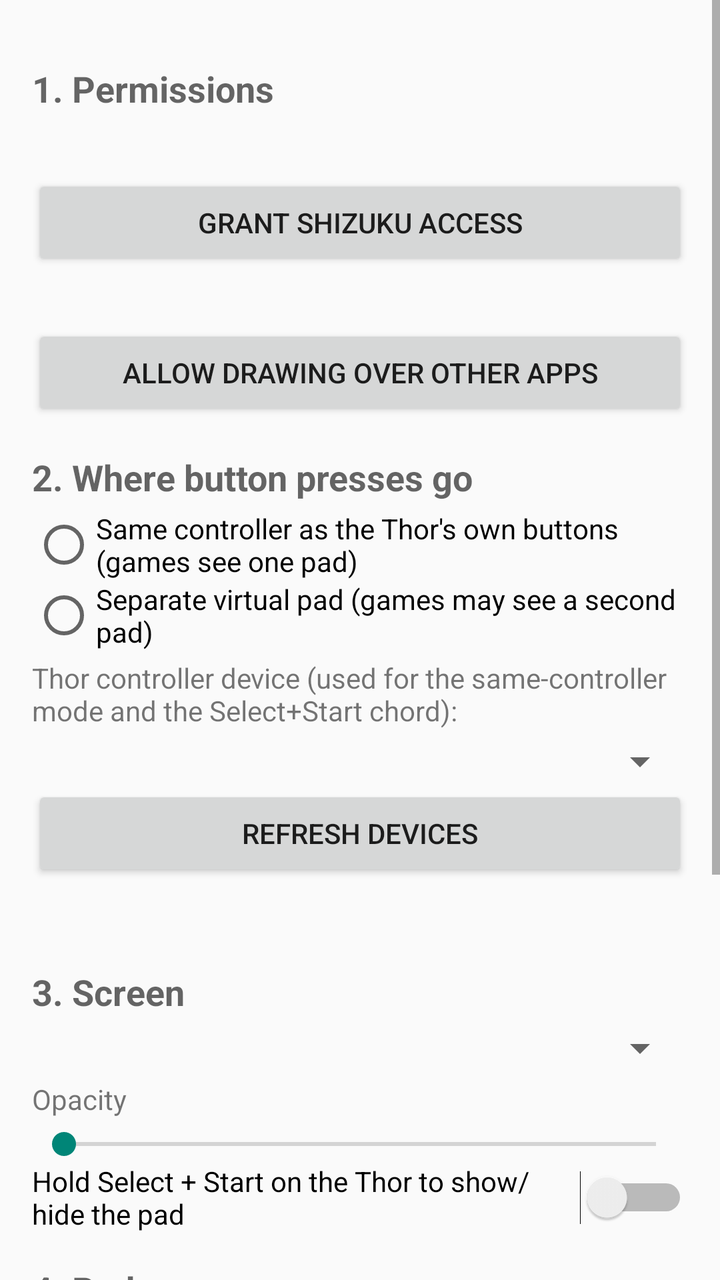
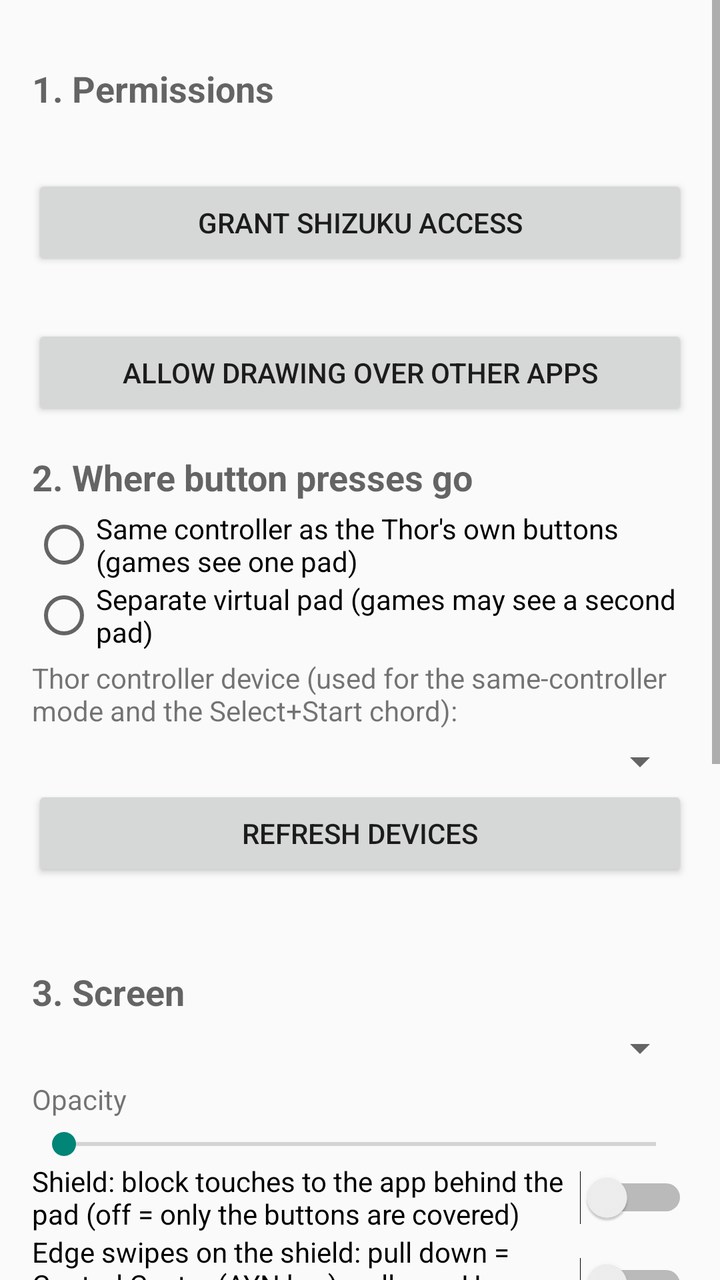

The first picture is an Android layout as it rendered before a commit; the second is the same layout after the commit. The layout source and the unified diff follow.
<!-- AndroidManifest.xml: application theme Theme.SidePad -->
<!-- res/layout/activity_main.xml -->
<?xml version="1.0" encoding="utf-8"?>
<ScrollView xmlns:android="http://schemas.android.com/apk/res/android"
    android:layout_width="match_parent"
    android:layout_height="match_parent">

    <LinearLayout
        android:layout_width="match_parent"
        android:layout_height="wrap_content"
        android:orientation="vertical"
        android:padding="16dp">

        <TextView style="@style/SectionHeader" android:text="1. Permissions" />
        <TextView android:id="@+id/shizukuStatus" style="@style/StatusLine" />
        <Button android:id="@+id/btnShizuku" style="@style/Row" android:text="Grant Shizuku access" />
        <TextView android:id="@+id/overlayStatus" style="@style/StatusLine" />
        <Button android:id="@+id/btnOverlay" style="@style/Row" android:text="Allow drawing over other apps" />

        <TextView style="@style/SectionHeader" android:text="2. Where button presses go" />
        <RadioGroup android:id="@+id/modeGroup" android:layout_width="match_parent" android:layout_height="wrap_content">
            <RadioButton android:id="@+id/modePhysical" android:layout_width="wrap_content" android:layout_height="wrap_content"
                android:text="Same controller as the Thor's own buttons (games see one pad)" />
            <RadioButton android:id="@+id/modeVirtual" android:layout_width="wrap_content" android:layout_height="wrap_content"
                android:text="Separate virtual pad (games may see a second pad)" />
        </RadioGroup>
        <TextView style="@style/StatusLine" android:text="Thor controller device (used for the same-controller mode and the Select+Start chord):" />
        <Spinner android:id="@+id/deviceSpinner" android:layout_width="match_parent" android:layout_height="wrap_content" />
        <Button android:id="@+id/btnRefresh" style="@style/Row" android:text="Refresh devices" />
        <TextView android:id="@+id/probeStatus" style="@style/StatusLine" />

        <TextView style="@style/SectionHeader" android:text="3. Screen" />
        <Spinner android:id="@+id/displaySpinner" android:layout_width="match_parent" android:layout_height="wrap_content" />
        <TextView style="@style/StatusLine" android:text="Opacity" />
        <SeekBar android:id="@+id/opacity" android:layout_width="match_parent" android:layout_height="wrap_content" android:max="100" />
        <Switch android:id="@+id/chordSwitch" android:layout_width="match_parent" android:layout_height="wrap_content"
            android:text="Hold Select + Start on the Thor to show/hide the pad" />

        <TextView style="@style/SectionHeader" android:text="4. Pad" />
        <LinearLayout android:layout_width="match_parent" android:layout_height="wrap_content" android:orientation="horizontal">
            <Button android:id="@+id/btnShow" style="@style/Half" android:text="Show pad" />
            <Button android:id="@+id/btnHide" style="@style/Half" android:text="Hide pad" />
        </LinearLayout>
        <LinearLayout android:layout_width="match_parent" android:layout_height="wrap_content" android:orientation="horizontal">
            <Button android:id="@+id/btnEdit" style="@style/Half" android:text="Edit layout" />
            <Button android:id="@+id/btnStop" style="@style/Half" android:text="Stop service" />
        </LinearLayout>
        <TextView style="@style/StatusLine" android:text="A Quick Settings tile named Thor SidePad is also available: add it from the notification shade editor." />

        <TextView style="@style/SectionHeader" android:text="5. Test (open a gamepad tester on the top screen first)" />
        <LinearLayout android:layout_width="match_parent" android:layout_height="wrap_content" android:orientation="horizontal">
            <Button android:id="@+id/btnTestA" style="@style/Half" android:text="Send A" />
            <Button android:id="@+id/btnTestM1" style="@style/Half" android:text="Send M1 (BUTTON_C)" />
        </LinearLayout>
    </LinearLayout>
</ScrollView>
<!-- resources referenced by this layout -->
<resources>
  <style name="Half">
          <item name="android:layout_width">0dp</item>
          <item name="android:layout_height">wrap_content</item>
          <item name="android:layout_weight">1</item>
      </style>
  <style name="Row">
          <item name="android:layout_width">match_parent</item>
          <item name="android:layout_height">wrap_content</item>
      </style>
  <style name="SectionHeader">
          <item name="android:layout_width">match_parent</item>
          <item name="android:layout_height">wrap_content</item>
          <item name="android:textAppearance">?android:attr/textAppearanceMedium</item>
          <item name="android:textStyle">bold</item>
          <item name="android:paddingTop">16dp</item>
          <item name="android:paddingBottom">4dp</item>
      </style>
  <style name="StatusLine">
          <item name="android:layout_width">match_parent</item>
          <item name="android:layout_height">wrap_content</item>
          <item name="android:paddingTop">4dp</item>
          <item name="android:paddingBottom">4dp</item>
      </style>
  <style name="Theme.SidePad" parent="Theme.AppCompat.DayNight" />
</resources>

<!-- the commit's change to res/layout/activity_main.xml (unified diff, before → after) -->
@@ -31,6 +31,10 @@
         <Spinner android:id="@+id/displaySpinner" android:layout_width="match_parent" android:layout_height="wrap_content" />
         <TextView style="@style/StatusLine" android:text="Opacity" />
         <SeekBar android:id="@+id/opacity" android:layout_width="match_parent" android:layout_height="wrap_content" android:max="100" />
+        <Switch android:id="@+id/shieldSwitch" android:layout_width="match_parent" android:layout_height="wrap_content"
+            android:text="Shield: block touches to the app behind the pad (off = only the buttons are covered)" />
+        <Switch android:id="@+id/gestureSwitch" android:layout_width="match_parent" android:layout_height="wrap_content"
+            android:text="Edge swipes on the shield: pull down = Control Center (AYN key), pull up = Home, from left edge = Back" />
         <Switch android:id="@+id/chordSwitch" android:layout_width="match_parent" android:layout_height="wrap_content"
             android:text="Hold Select + Start on the Thor to show/hide the pad" />
 
@@ -43,7 +47,7 @@
             <Button android:id="@+id/btnEdit" style="@style/Half" android:text="Edit layout" />
             <Button android:id="@+id/btnStop" style="@style/Half" android:text="Stop service" />
         </LinearLayout>
-        <TextView style="@style/StatusLine" android:text="A Quick Settings tile named Thor SidePad is also available: add it from the notification shade editor." />
+        <TextView style="@style/StatusLine" android:text="Edit layout opens the editor on the pad's screen: tap a button to select, drag to move, pinch to resize, Add / Delete / − / + in its toolbar. Also reachable from the notification. A Quick Settings tile named Thor SidePad toggles the pad." />
 
         <TextView style="@style/SectionHeader" android:text="5. Test (open a gamepad tester on the top screen first)" />
         <LinearLayout android:layout_width="match_parent" android:layout_height="wrap_content" android:orientation="horizontal">
